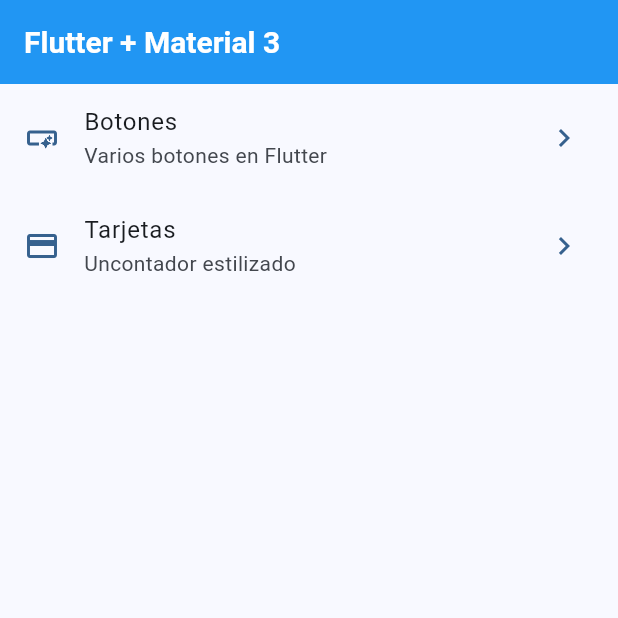
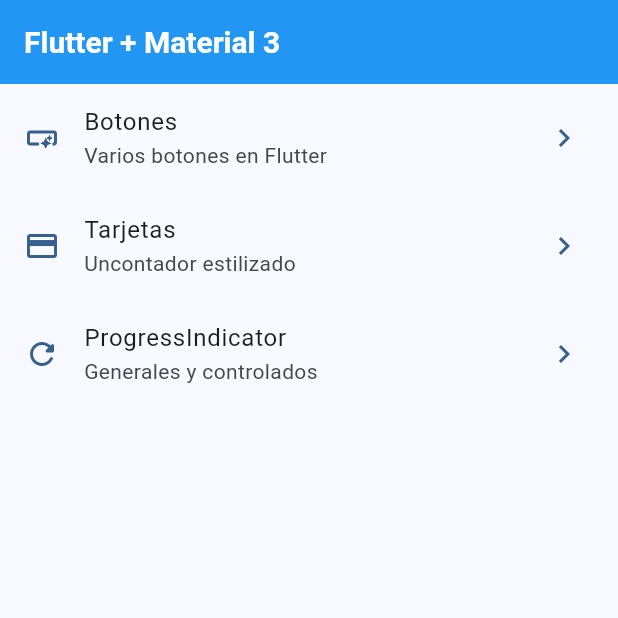
Before and after one commit to Illera1999/Flutter_Course, a Flutter app: the screen it shows after launch, on a phone screen of 412 x 824 dp, the top half of it. Run offline on Flutter 3.47's test engine with Material 3 defaults, Android fonts, the phone set to English and light mode, and no system bars; our stand-ins replace animate_do, dio, go_router, video_player.

Commit message:
Progress Indicator terminado

```diff
--- a/project/widgets_app/lib/config/menu/menu_items.dart
+++ b/project/widgets_app/lib/config/menu/menu_items.dart
@@ -30,4 +30,10 @@ class MenuItems {
       link: '/cards',
       icon: Icons.credit_card,
     ),
+    MenuItems(
+      title: 'ProgressIndicator',
+      subTitle: 'Generales y controlados',
+      link: '/progress',
+      icon: Icons.refresh_rounded,
+    ),
   ];
--- a/project/widgets_app/lib/config/router/app_router.dart
+++ b/project/widgets_app/lib/config/router/app_router.dart
@@ -19,5 +19,10 @@ final appRouter = GoRouter(
       path: '/cards',
       builder: (context,state) => const CardsScreen(),
     ),
+    GoRoute(
+      name: ProgressScreen.name,
+      path: '/progress',
+      builder: (context,state) => const ProgressScreen(),
+    ),
   ]
 );
```
Also changed, not shown: project/widgets_app/lib/presentation/screens/progress/progress_screen.dart (+62 -2 lines).
